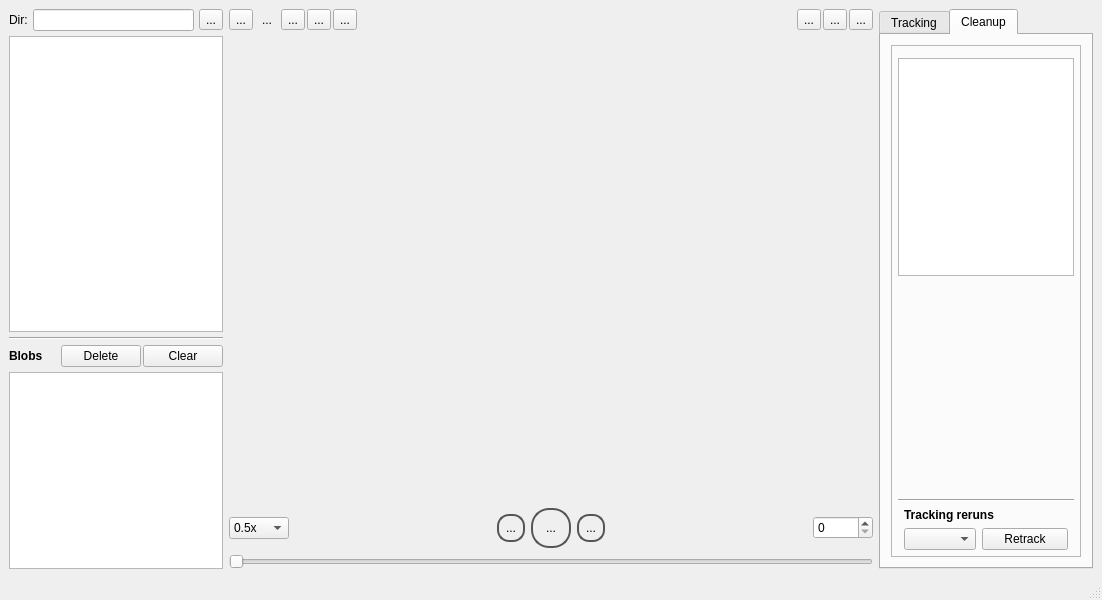
Old version of the form mainwindow.ui in the repository adwolfe/yawt.
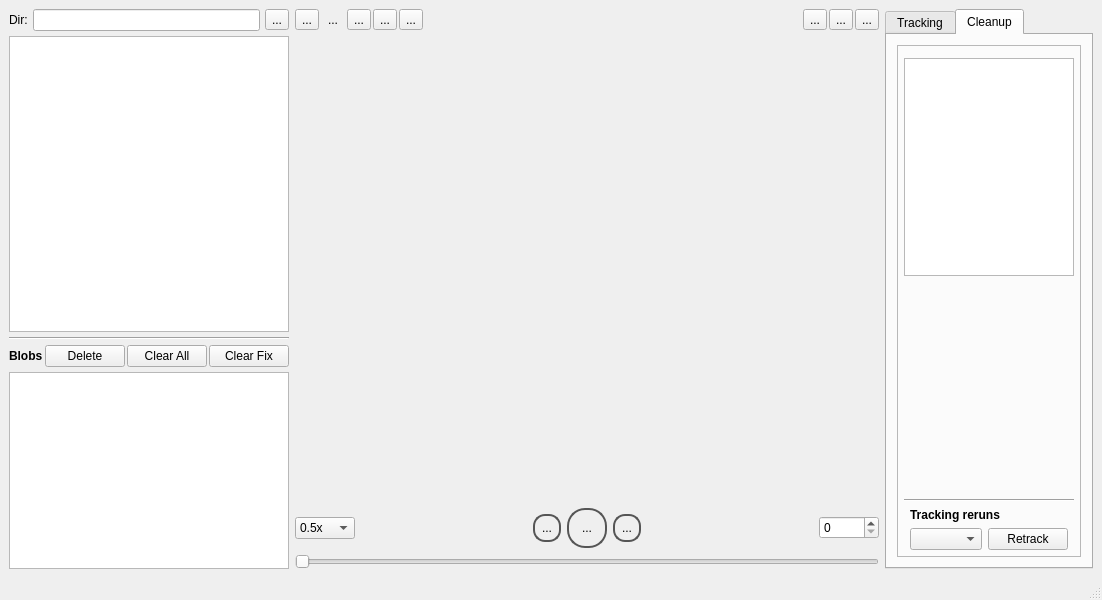
New version of the form. Icons and pictures are not drawn. Custom widgets are drawn as their Qt base class.

Diff of the .ui file:
```diff
--- a/mainwindow.ui
+++ b/mainwindow.ui
@@ -85,7 +85,17 @@
            <bool>true</bool>
           </property>
           <property name="text">
-           <string>Clear</string>
+           <string>Clear All</string>
+          </property>
+         </widget>
+        </item>
+        <item>
+         <widget class="QPushButton" name="clearFixButton">
+          <property name="enabled">
+           <bool>true</bool>
+          </property>
+          <property name="text">
+           <string>Clear Fix</string>
           </property>
          </widget>
         </item>
```
